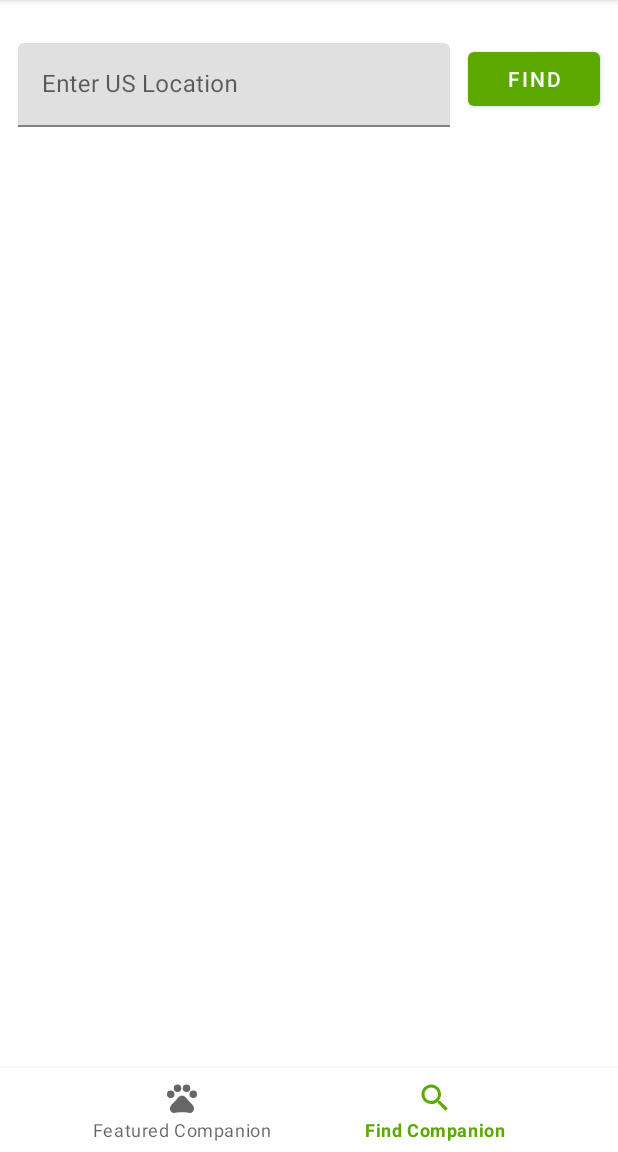
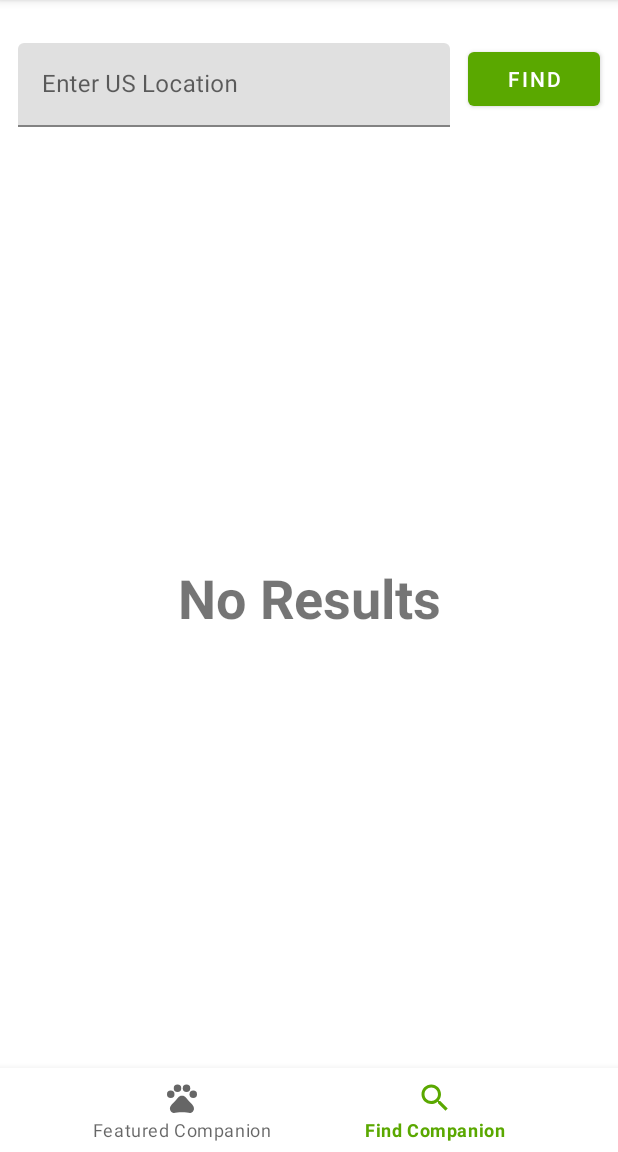
Before and after one commit to dobrelka/CodingCompanionFinder, an Android app: the SearchForCompanionFragment screen opened through its navigation route, on a phone screen of 412 x 824 dp, the part 84-1236 px from its top. Run offline under Robolectric (Android 15) with nearby library versions, the phone set to English and light mode, and no system bars; our stand-ins replace EventBus, data binding, navigation-ui; libraries missing offline, so code that uses them is left out: com.jakewharton.retrofit2, com.synnapps.carouselview; pictures from the network do not load; 1 statement that could not run was skipped.

Commit message:
Binding that ViewModel ’s noResultsViewVisibility to the visibility attribute of the <TextView> with the ID of @+id/noResults into fragment_search_for_companion.xml

```diff
--- a/app/src/main/res/layout/fragment_search_for_companion.xml
+++ b/app/src/main/res/layout/fragment_search_for_companion.xml
@@ -99,7 +99,7 @@
       android:text="No Results"
       android:textSize="36sp"
       android:textStyle="bold"
-      android:visibility="invisible"
+      android:visibility="@{searchForCompanionViewModel.noResultsViewVisiblity}"
       app:layout_constraintBottom_toBottomOf="parent"
       app:layout_constraintEnd_toEndOf="parent"
       app:layout_constraintHeight_percent=".8"
```
